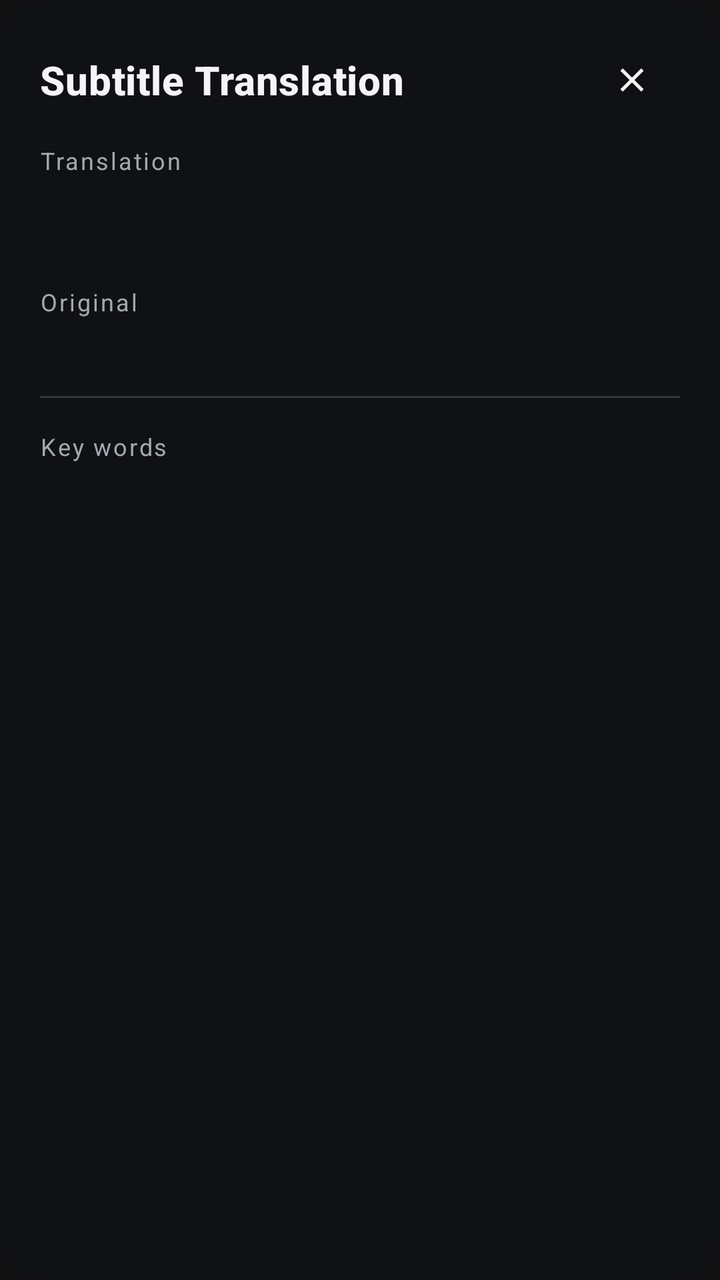
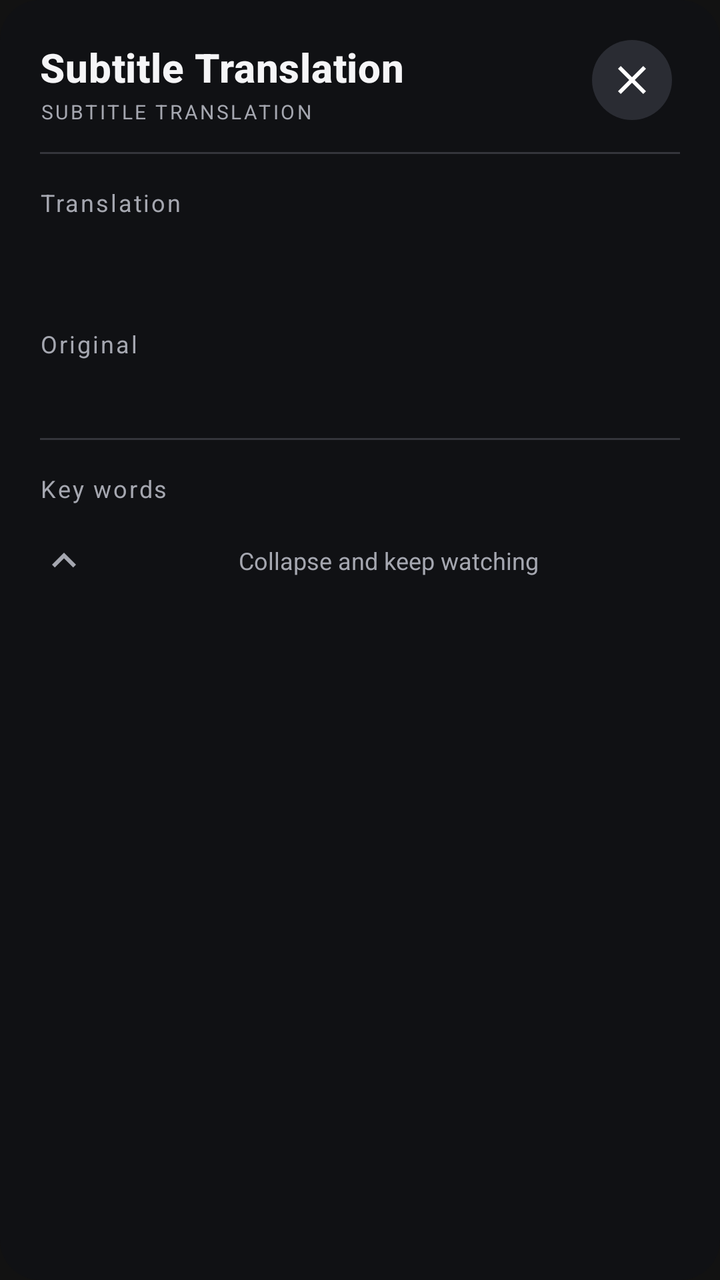

Screens rendered from an Android XML layout before and after an edit, with the pre-edit source and the edit as a unified diff.
<!-- AndroidManifest.xml: application theme Theme.SubtitleTranslator -->
<!-- res/layout/overlay_translation.xml -->
<?xml version="1.0" encoding="utf-8"?>
<LinearLayout xmlns:android="http://schemas.android.com/apk/res/android"
    android:layout_width="match_parent"
    android:layout_height="wrap_content"
    android:layout_marginHorizontal="12dp"
    android:orientation="vertical"
    android:background="@drawable/bg_translation_overlay"
    android:paddingHorizontal="20dp"
    android:paddingTop="16dp"
    android:paddingBottom="20dp">

    
    <LinearLayout
        android:layout_width="match_parent"
        android:layout_height="wrap_content"
        android:orientation="horizontal"
        android:gravity="center_vertical">

        <TextView
            android:layout_width="0dp"
            android:layout_height="wrap_content"
            android:layout_weight="1"
            android:text="@string/overlay_title"
            android:textAppearance="@style/TextAppearance.SubtitleTranslator.ScreenTitle" />

        <ImageButton
            android:id="@+id/btnClose"
            android:layout_width="@dimen/touch_target"
            android:layout_height="@dimen/touch_target"
            android:padding="@dimen/icon_button_padding"
            android:scaleType="fitCenter"
            android:background="?attr/selectableItemBackgroundBorderless"
            android:src="@drawable/ic_close"
            android:contentDescription="@string/action_close" />
    </LinearLayout>

    <ScrollView
        android:id="@+id/contentScroll"
        android:layout_width="match_parent"
        android:layout_height="wrap_content"
        android:scrollbars="vertical">

        <LinearLayout
            android:layout_width="match_parent"
            android:layout_height="wrap_content"
            android:orientation="vertical">

            
            <TextView
                android:layout_width="match_parent"
                android:layout_height="wrap_content"
                android:layout_marginTop="8dp"
                android:text="@string/overlay_translated_label"
                android:textAppearance="@style/TextAppearance.SubtitleTranslator.SectionLabel" />

            <TextView
                android:id="@+id/tvTranslatedText"
                android:layout_width="match_parent"
                android:layout_height="wrap_content"
                android:layout_marginTop="6dp"
                android:textAppearance="@style/TextAppearance.SubtitleTranslator.Translation" />

            
            <TextView
                android:layout_width="match_parent"
                android:layout_height="wrap_content"
                android:layout_marginTop="16dp"
                android:text="@string/overlay_original_label"
                android:textAppearance="@style/TextAppearance.SubtitleTranslator.SectionLabel" />

            <TextView
                android:id="@+id/tvOriginalText"
                android:layout_width="match_parent"
                android:layout_height="wrap_content"
                android:layout_marginTop="4dp"
                android:textSize="14sp"
                android:textColor="@color/text_secondary"
                android:lineSpacingMultiplier="1.35" />

            <View
                android:layout_width="match_parent"
                android:layout_height="1dp"
                android:layout_marginVertical="16dp"
                android:background="@color/divider" />

            
            <LinearLayout
                android:layout_width="match_parent"
                android:layout_height="wrap_content"
                android:orientation="horizontal"
                android:gravity="center_vertical">

                <TextView
                    android:layout_width="0dp"
                    android:layout_height="wrap_content"
                    android:layout_weight="1"
                    android:text="@string/overlay_key_words"
                    android:textAppearance="@style/TextAppearance.SubtitleTranslator.SectionLabel" />

                <TextView
                    android:id="@+id/tvWordCount"
                    android:layout_width="wrap_content"
                    android:layout_height="wrap_content"
                    android:textAppearance="@style/TextAppearance.SubtitleTranslator.Caption"
                    android:visibility="gone" />
            </LinearLayout>

            <LinearLayout
                android:id="@+id/wordsContainer"
                android:layout_width="match_parent"
                android:layout_height="wrap_content"
                android:layout_marginTop="4dp"
                android:orientation="vertical" />

        </LinearLayout>
    </ScrollView>

</LinearLayout>
<!-- resources referenced by this layout -->
<resources>
  <color name="divider">#FF34353B</color>
  <color name="text_secondary">#FFA5A7B0</color>
  <dimen name="icon_button_padding">14dp</dimen>
  <dimen name="touch_target">48dp</dimen>
  <!-- drawable bg_translation_overlay (drawable) -->
  <?xml version="1.0" encoding="utf-8"?>
  <shape xmlns:android="http://schemas.android.com/apk/res/android"
      android:shape="rectangle">
      <solid android:color="@color/panel_bg" />
      <corners android:radius="@dimen/panel_radius" />
  </shape>
  <string name="action_close">Close</string>
  <string name="overlay_key_words">Key words</string>
  <string name="overlay_original_label">Original</string>
  <string name="overlay_title">Subtitle Translation</string>
  <string name="overlay_translated_label">Translation</string>
  <style name="TextAppearance.SubtitleTranslator.Caption" parent="TextAppearance.MaterialComponents.Caption">
          <item name="android:textSize">12sp</item>
          <item name="android:textColor">@color/text_secondary</item>
      </style>
  <style name="TextAppearance.SubtitleTranslator.ScreenTitle" parent="TextAppearance.MaterialComponents.Headline6">
          <item name="android:textSize">20sp</item>
          <item name="android:textStyle">bold</item>
          <item name="android:textColor">@color/text_primary</item>
      </style>
  <style name="TextAppearance.SubtitleTranslator.SectionLabel" parent="TextAppearance.MaterialComponents.Caption">
          <item name="android:textSize">12sp</item>
          <item name="android:textColor">@color/text_secondary</item>
          <item name="android:letterSpacing">0.08</item>
      </style>
  <style name="TextAppearance.SubtitleTranslator.Translation" parent="TextAppearance.MaterialComponents.Headline5">
          <item name="android:textSize">24sp</item>
          <item name="android:textStyle">bold</item>
          <item name="android:textColor">@color/accent_dim</item>
          <item name="android:lineSpacingMultiplier">1.45</item>
      </style>
  <color name="panel_bg">#FF101114</color>
  <dimen name="panel_radius">20dp</dimen>
  <color name="text_primary">#FFF5F5F7</color>
  <color name="accent_dim">#FFCBE97F</color>
  <color name="accent">#FFB9E64B</color>
  <color name="on_accent">#FF101114</color>
  <color name="screen_bg">#FF101114</color>
  <!-- unchanged entries left out for length: 2 -->
</resources>

<!-- the commit's change to res/layout/overlay_translation.xml (unified diff, before → after) -->
@@ -5,34 +5,55 @@
     android:layout_marginHorizontal="12dp"
     android:orientation="vertical"
     android:background="@drawable/bg_translation_overlay"
-    android:paddingHorizontal="20dp"
+    android:paddingHorizontal="@dimen/overlay_padding_horizontal"
     android:paddingTop="16dp"
-    android:paddingBottom="20dp">
+    android:paddingBottom="12dp">
 
     
     <LinearLayout
         android:layout_width="match_parent"
         android:layout_height="wrap_content"
         android:orientation="horizontal"
-        android:gravity="center_vertical">
+        android:gravity="top">
 
-        <TextView
+        <LinearLayout
             android:layout_width="0dp"
             android:layout_height="wrap_content"
             android:layout_weight="1"
-            android:text="@string/overlay_title"
-            android:textAppearance="@style/TextAppearance.SubtitleTranslator.ScreenTitle" />
+            android:orientation="vertical"
+            android:paddingTop="4dp">
+
+            <TextView
+                android:layout_width="match_parent"
+                android:layout_height="wrap_content"
+                android:text="@string/overlay_title"
+                android:textAppearance="@style/TextAppearance.SubtitleTranslator.ScreenTitle" />
+
+            <TextView
+                android:layout_width="match_parent"
+                android:layout_height="wrap_content"
+                android:layout_marginTop="2dp"
+                android:text="@string/overlay_subtitle"
+                android:textAppearance="@style/TextAppearance.SubtitleTranslator.Overline" />
+        </LinearLayout>
 
         <ImageButton
             android:id="@+id/btnClose"
             android:layout_width="@dimen/touch_target"
             android:layout_height="@dimen/touch_target"
-            android:padding="@dimen/icon_button_padding"
+            android:padding="12dp"
             android:scaleType="fitCenter"
-            android:background="?attr/selectableItemBackgroundBorderless"
+            android:background="@drawable/bg_icon_button"
             android:src="@drawable/ic_close"
             android:contentDescription="@string/action_close" />
     </LinearLayout>
+
+    
+    <View
+        android:layout_width="match_parent"
+        android:layout_height="1dp"
+        android:layout_marginTop="12dp"
+        android:background="@color/divider" />
 
     <ScrollView
         android:id="@+id/contentScroll"
@@ -49,7 +70,7 @@
             <TextView
                 android:layout_width="match_parent"
                 android:layout_height="wrap_content"
-                android:layout_marginTop="8dp"
+                android:layout_marginTop="16dp"
                 android:text="@string/overlay_translated_label"
                 android:textAppearance="@style/TextAppearance.SubtitleTranslator.SectionLabel" />
 
@@ -77,6 +98,7 @@
                 android:textColor="@color/text_secondary"
                 android:lineSpacingMultiplier="1.35" />
 
+            
             <View
                 android:layout_width="match_parent"
                 android:layout_height="1dp"
@@ -115,4 +137,20 @@
         </LinearLayout>
     </ScrollView>
 
+    
+    <TextView
+        android:id="@+id/btnCollapse"
+        android:layout_width="match_parent"
+        android:layout_height="40dp"
+        android:layout_marginTop="4dp"
+        android:gravity="center"
+        android:clickable="true"
+        android:focusable="true"
+        android:background="?attr/selectableItemBackground"
+        android:drawableStart="@drawable/ic_expand_less"
+        android:drawablePadding="4dp"
+        android:text="@string/overlay_collapse_hint"
+        android:textSize="12sp"
+        android:textColor="@color/text_secondary" />
+
 </LinearLayout>
<!-- resource entries referenced after the edit -->
@@ -2,8 +2,20 @@
 <resources>
   <color name="divider">#FF34353B</color>
   <color name="text_secondary">#FFA5A7B0</color>
-  <dimen name="icon_button_padding">14dp</dimen>
+  <dimen name="overlay_padding_horizontal">20dp</dimen>
   <dimen name="touch_target">48dp</dimen>
+  <!-- drawable bg_icon_button (drawable) -->
+  <?xml version="1.0" encoding="utf-8"?>
+  <ripple xmlns:android="http://schemas.android.com/apk/res/android"
+      android:color="?attr/colorControlHighlight">
+      <item>
+          <inset android:inset="4dp">
+              <shape android:shape="oval">
+                  <solid android:color="@color/surface_variant" />
+              </shape>
+          </inset>
+      </item>
+  </ripple>
   <!-- drawable bg_translation_overlay (drawable) -->
   <?xml version="1.0" encoding="utf-8"?>
   <shape xmlns:android="http://schemas.android.com/apk/res/android"
@@ -11,14 +23,33 @@
       <solid android:color="@color/panel_bg" />
       <corners android:radius="@dimen/panel_radius" />
   </shape>
+  <!-- drawable ic_expand_less (drawable) -->
+  <?xml version="1.0" encoding="utf-8"?>
+  <vector xmlns:android="http://schemas.android.com/apk/res/android"
+      android:width="24dp"
+      android:height="24dp"
+      android:viewportWidth="24"
+      android:viewportHeight="24"
+      android:tint="@color/text_secondary">
+      <path
+          android:fillColor="@android:color/white"
+          android:pathData="M12,8l-6,6 1.41,1.41L12,10.83l4.59,4.58L18,14z"/>
+  </vector>
   <string name="action_close">Close</string>
+  <string name="overlay_collapse_hint">Collapse and keep watching</string>
   <string name="overlay_key_words">Key words</string>
   <string name="overlay_original_label">Original</string>
+  <string name="overlay_subtitle">SUBTITLE TRANSLATION</string>
   <string name="overlay_title">Subtitle Translation</string>
   <string name="overlay_translated_label">Translation</string>
   <style name="TextAppearance.SubtitleTranslator.Caption" parent="TextAppearance.MaterialComponents.Caption">
           <item name="android:textSize">12sp</item>
           <item name="android:textColor">@color/text_secondary</item>
+      </style>
+  <style name="TextAppearance.SubtitleTranslator.Overline" parent="TextAppearance.MaterialComponents.Caption">
+          <item name="android:textSize">10sp</item>
+          <item name="android:textColor">@color/text_secondary</item>
+          <item name="android:letterSpacing">0.12</item>
       </style>
   <style name="TextAppearance.SubtitleTranslator.ScreenTitle" parent="TextAppearance.MaterialComponents.Headline6">
           <item name="android:textSize">20sp</item>
@@ -36,6 +67,7 @@
           <item name="android:textColor">@color/accent_dim</item>
           <item name="android:lineSpacingMultiplier">1.45</item>
       </style>
+  <color name="surface_variant">#FF2A2C33</color>
   <color name="panel_bg">#FF101114</color>
   <dimen name="panel_radius">20dp</dimen>
   <color name="text_primary">#FFF5F5F7</color>
